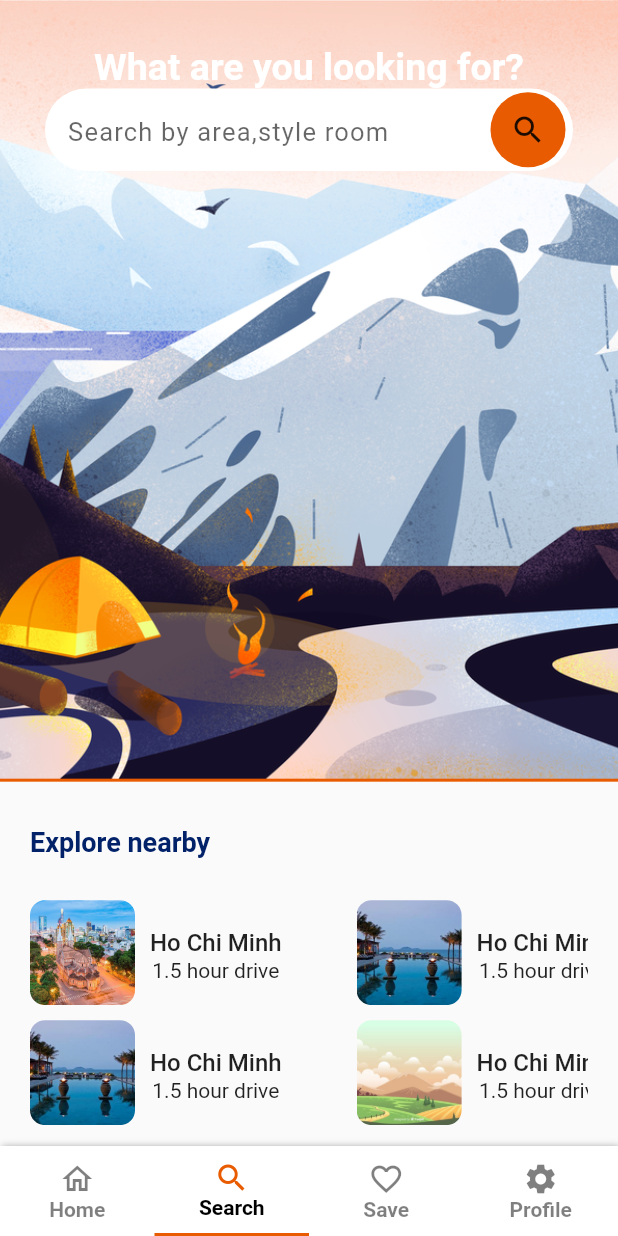
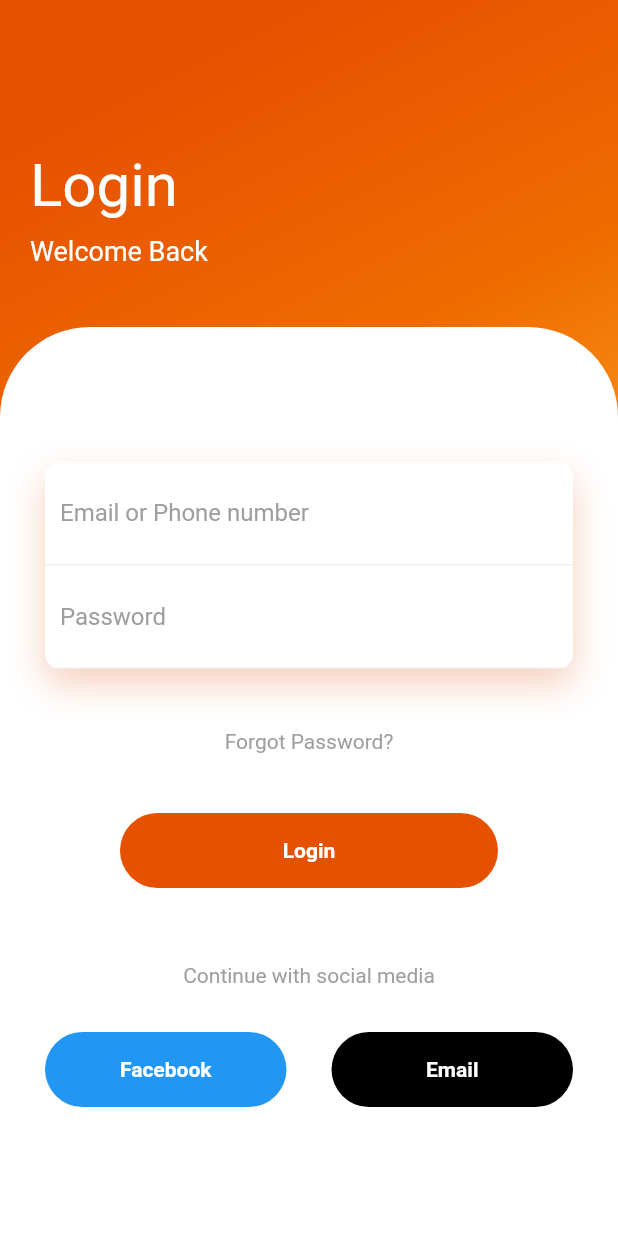
Before and after one commit to duykhanh0409/Graduation_project_book_app, a Flutter app: the screen it shows after launch, on a phone screen of 412 x 824 dp. Run offline on Flutter 3.47's test engine with Material 2 defaults, Android fonts, the phone set to English and light mode, and no system bars.

Commit message:
build login UI

```diff
--- a/lib/main.dart
+++ b/lib/main.dart
@@ -1,5 +1,6 @@
 import 'package:flutter/material.dart';
 import 'package:graduation_project_book_app/screens/navigation_screen.dart';
+import 'package:graduation_project_book_app/screens/signIn/signin.dart';
 
 void main() {
   runApp(MyApp());
@@ -25,31 +26,12 @@ class MyApp extends StatelessWidget {
           appBarTheme: Theme.of(context)
               .appBarTheme
               .copyWith(brightness: Brightness.light)),
-        home: NavigationScreen());
-        //home: HomePage3());
+      //home: NavigationScreen());
+      home: LoginScreen(),
+      routes: <String, WidgetBuilder>{
+        '/home': (BuildContext context) => NavigationScreen(),
+        '/login': (BuildContext context) => LoginScreen(),
+      },
+    );
   }
 }
-
-// class HomePage3 extends StatelessWidget {
-//   @override
-//   Widget build(BuildContext context) {
-//     return Scaffold(
-//       body: SizedBox.expand(
-//         child: DraggableScrollableSheet(
-//           builder: (BuildContext context, ScrollController scrollController) {
-//             return Container(
-//               color: Colors.blue[100],
-//               child: ListView.builder(
-//                 controller: scrollController,
-//                 itemCount: 25,
-//                 itemBuilder: (BuildContext context, int index) {
-//                   return ListTile(title: Text('Item $index'));
-//                 },
-//               ),
-//             );
-//           },
-//         ),
-//       ),
-//     );
-//   }
-// }
--- a/lib/screens/signIn/signin.dart
+++ b/lib/screens/signIn/signin.dart
@@ -0,0 +1,223 @@
+import 'package:flutter/cupertino.dart';
+import 'package:flutter/material.dart';
+import 'package:graduation_project_book_app/animation/fade_animation.dart';
+
+class LoginScreen extends StatefulWidget {
+  @override
+  _LoginScreenState createState() => _LoginScreenState();
+}
+
+class _LoginScreenState extends State<LoginScreen> {
+  TextEditingController emailController = new TextEditingController();
+  TextEditingController passController = new TextEditingController();
+  var emailInval = false;
+  var passInval = false;
+  // void onShowPassword() {
+  //   setState(() {
+  //     isShowPassword = !isShowPassword;
+  //   });
+  //   print('da goi ham');
+  // }
+
+  void onClickButtonLogin() {
+    setState(() {
+      if (emailController.text.length < 6 ||
+          !emailController.text.contains('@')) {
+        emailInval = true;
+      } else {
+        emailInval = false;
+      }
+      if (passController.text.length < 6) {
+        passInval = true;
+      } else {
+        passInval = false;
+      }
+
+      if (!emailInval && !passInval) {
+        Navigator.of(context).pushNamed('/home');
+      }
+    });
+  }
+
+  @override
+  Widget build(BuildContext context) {
+    return Scaffold(
+      body: Container(
+        width: double.infinity,
+        decoration: BoxDecoration(
+            gradient: LinearGradient(begin: Alignment.topCenter, colors: [
+          Colors.orange[900],
+          Colors.orange[800],
+          Colors.orange[400]
+        ])),
+        child: Column(
+          crossAxisAlignment: CrossAxisAlignment.start,
+          children: <Widget>[
+            SizedBox(
+              height: 80,
+            ),
+            Padding(
+              padding: EdgeInsets.all(20),
+              child: Column(
+                crossAxisAlignment: CrossAxisAlignment.start,
+                children: <Widget>[
+                  Text(
+                    "Login",
+                    style: TextStyle(color: Colors.white, fontSize: 40),
+                  ),
+                  SizedBox(
+                    height: 10,
+                  ),
+                  Text(
+                    "Welcome Back",
+                    style: TextStyle(color: Colors.white, fontSize: 18),
+                  ),
+                ],
+              ),
+            ),
+            SizedBox(height: 20),
+            Expanded(
+              child: Container(
+                decoration: BoxDecoration(
+                    color: Colors.white,
+                    borderRadius: BorderRadius.only(
+                        topLeft: Radius.circular(60),
+                        topRight: Radius.circular(60))),
+                child: SingleChildScrollView(
+                  child: Padding(
+                    padding: EdgeInsets.all(30),
+                    child: Column(
+                      children: <Widget>[
+                        SizedBox(
+                          height: 60,
+                        ),
+                        Container(
+                          decoration: BoxDecoration(
+                              color: Colors.white,
+                              borderRadius: BorderRadius.circular(10),
+                              boxShadow: [
+                                BoxShadow(
+                                    color: Color.fromRGBO(225, 95, 27, .3),
+                                    blurRadius: 20,
+                                    offset: Offset(0, 10))
+                              ]),
+                          child: Column(
+                            children: <Widget>[
+                              Container(
+                                padding: EdgeInsets.all(10),
+                                decoration: BoxDecoration(
+                                    border: Border(
+                                        bottom: BorderSide(
+                                            color: Colors.grey[200]))),
+                                child: TextField(
+                                  controller: emailController,
+                                  decoration: InputDecoration(
+                                      hintText: "Email or Phone number",
+                                      hintStyle: TextStyle(color: Colors.grey),
+                                      border: InputBorder.none),
+                                ),
+                              ),
+                              Container(
+                                padding: EdgeInsets.all(10),
+                                decoration: BoxDecoration(
+                                    border: Border(
+                                        bottom: BorderSide(
+                                            color: Colors.grey[200]))),
+                                child: TextField(
+                                  controller: passController,
+                                  decoration: InputDecoration(
+                                      hintText: "Password",
+                                      hintStyle: TextStyle(color: Colors.grey),
+                                      border: InputBorder.none),
+                                ),
+                              ),
+                            ],
+                          ),
+                        ),
+                        SizedBox(
+                          height: 40,
+                        ),
+                        Text(
+                          "Forgot Password?",
+                          style: TextStyle(color: Colors.grey),
+                        ),
+                        SizedBox(
+                          height: 40,
+                        ),
+                        GestureDetector(
+                          onTap: onClickButtonLogin,
+                          child: Container(
+                            height: 50,
+                            margin: EdgeInsets.symmetric(horizontal: 50),
+                            decoration: BoxDecoration(
+                                borderRadius: BorderRadius.circular(50),
+                                color: Colors.orange[900]),
+                            child: Center(
+                              child: Text(
+                                "Login",
+                                style: TextStyle(
+                                    color: Colors.white,
+                                    fontWeight: FontWeight.bold),
+                              ),
+                            ),
+                          ),
+                        ),
+                        SizedBox(
+                          height: 50,
+                        ),
+                        Text(
+                          "Continue with social media",
+                          style: TextStyle(color: Colors.grey),
+                        ),
+                        SizedBox(
+                          height: 30,
+                        ),
+                        Row(
+                          children: <Widget>[
+                            Expanded(
+                                child: Container(
+                              height: 50,
+                              decoration: BoxDecoration(
+                                  borderRadius: BorderRadius.circular(50),
+                                  color: Colors.blue),
+                              child: Center(
+                                child: Text(
+                                  "Facebook",
+                                  style: TextStyle(
+                                      color: Colors.white,
+                                      fontWeight: FontWeight.bold),
+                                ),
+                              ),
+                            )),
+                            SizedBox(
+                              width: 30,
+                            ),
+                            Expanded(
+                                child: Container(
+                              height: 50,
+                              decoration: BoxDecoration(
+                                  borderRadius: BorderRadius.circular(50),
+                                  color: Colors.black),
+                              child: Center(
+                                child: Text(
+                                  "Email",
+                                  style: TextStyle(
+                                      color: Colors.white,
+                                      fontWeight: FontWeight.bold),
+                                ),
+                              ),
+                            )),
+                          ],
+                        )
+                      ],
+                    ),
+                  ),
+                ),
+              ),
+            )
+          ],
+        ),
+      ),
+    );
+  }
+}
--- a/pubspec.yaml
+++ b/pubspec.yaml
@@ -28,6 +28,7 @@ dependencies:
   # Use with the CupertinoIcons class for iOS style icons.
   cupertino_icons: ^1.0.2
   carousel_slider: ^3.0.0
+  simple_animations: ^3.1.1
 
 
 dev_dependencies:
```
Also changed, not shown: lib/animation/fade_animation.dart (added, +33 -0 lines), lib/screens/fliter/fliter_screen.dart (+114 -9 lines), lib/screens/search/search_screen.dart (+21 -9 lines), lib/screens/vdp/vdp_Screen.dart (+8 -11 lines), lib/screens/vdp/vdp_detail.dart (+3 -5 lines), lib/screens/vdp/vdp_image_carousel.dart (+3 -4 lines), assets/images/bgLogin.png (added), assets/images/bgLogin2.png (added), pubspec.lock. Lines whose indentation alone changed are shown as unchanged.
